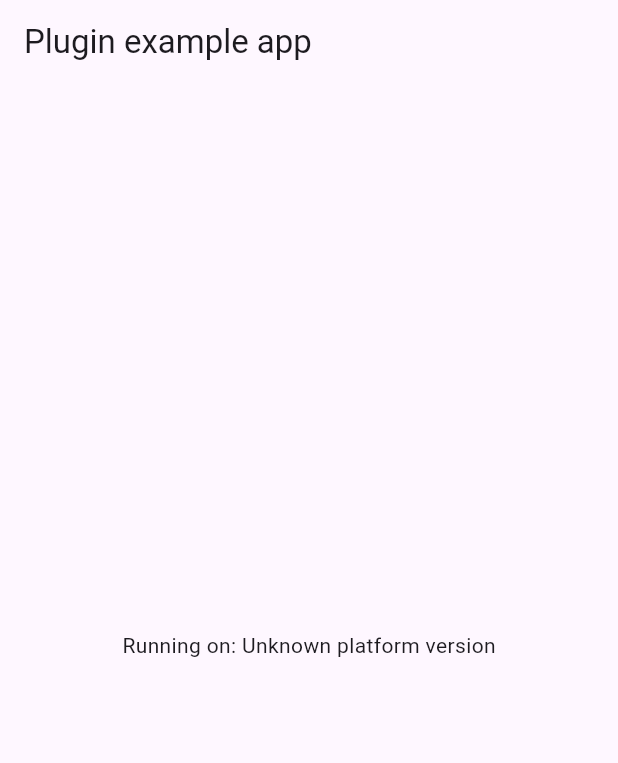
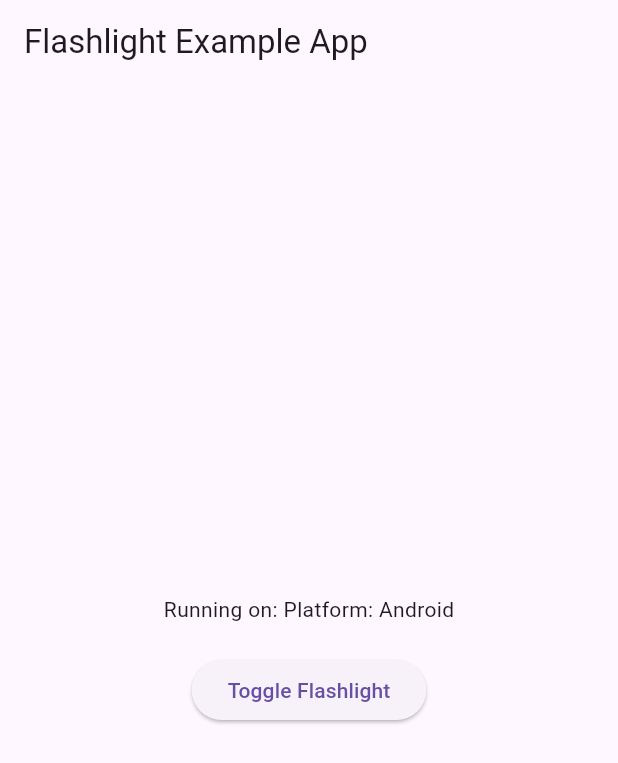
Before and after one commit to bohdan-koval-234/flashlight, a Flutter app: the screen it shows after launch, on a phone screen of 412 x 824 dp. Shown: the top 763 px of the screen. Run offline on Flutter 3.47's test engine with Material 3 defaults, Android fonts, the light colour scheme and no system bars; our stand-ins replace plugin_platform_interface, web.

Commit message:
Updated kt file

```diff
--- a/example/lib/main.dart
+++ b/example/lib/main.dart
@@ -1,8 +1,7 @@
 import 'package:flutter/material.dart';
 import 'dart:async';
-
 import 'package:flutter/services.dart';
-import 'package:flashlight/flashlight.dart';
+import 'package:flashlight/iot_flashlight_plugin.dart';
 
 void main() {
   runApp(const MyApp());
@@ -17,7 +16,7 @@ class MyApp extends StatefulWidget {
 
 class _MyAppState extends State<MyApp> {
   String _platformVersion = 'Unknown';
-  final _flashlightPlugin = Flashlight();
+  final _flashlightPlugin = IotFlashlightPlugin();
 
   @override
   void initState() {
@@ -25,21 +24,14 @@ class _MyAppState extends State<MyApp> {
     initPlatformState();
   }
 
-  // Platform messages are asynchronous, so we initialize in an async method.
   Future<void> initPlatformState() async {
     String platformVersion;
-    // Platform messages may fail, so we use a try/catch PlatformException.
-    // We also handle the message potentially returning null.
     try {
-      platformVersion =
-          await _flashlightPlugin.getPlatformVersion() ?? 'Unknown platform version';
+      platformVersion = 'Platform: Android';
     } on PlatformException {
       platformVersion = 'Failed to get platform version.';
     }
 
-    // If the widget was removed from the tree while the asynchronous platform
-    // message was in flight, we want to discard the reply rather than calling
-    // setState to update our non-existent appearance.
     if (!mounted) return;
 
     setState(() {
@@ -52,10 +44,36 @@ class _MyAppState extends State<MyApp> {
     return MaterialApp(
       home: Scaffold(
         appBar: AppBar(
-          title: const Text('Plugin example app'),
+          title: const Text('Flashlight Example App'),
         ),
         body: Center(
-          child: Text('Running on: $_platformVersion\n'),
+          child: Column(
+            mainAxisAlignment: MainAxisAlignment.center,
+            children: [
+              Text('Running on: $_platformVersion\n'),
+              ElevatedButton(
+                onPressed: () async {
+                  try {
+                    bool? isOn = await IotFlashlightPlugin.toggleFlashlight();
+                    ScaffoldMessenger.of(context).showSnackBar(
+                      SnackBar(
+                        content: Text(
+                          isOn == true
+                              ? 'Flashlight is ON'
+                              : 'Flashlight is OFF',
+                        ),
+                      ),
+                    );
+                  } catch (e) {
+                    ScaffoldMessenger.of(context).showSnackBar(
+                      SnackBar(content: Text('Error: $e')),
+                    );
+                  }
+                },
+                child: const Text('Toggle Flashlight'),
+              ),
+            ],
+          ),
         ),
       ),
     );
```
Also changed, not shown: 1 other file.
